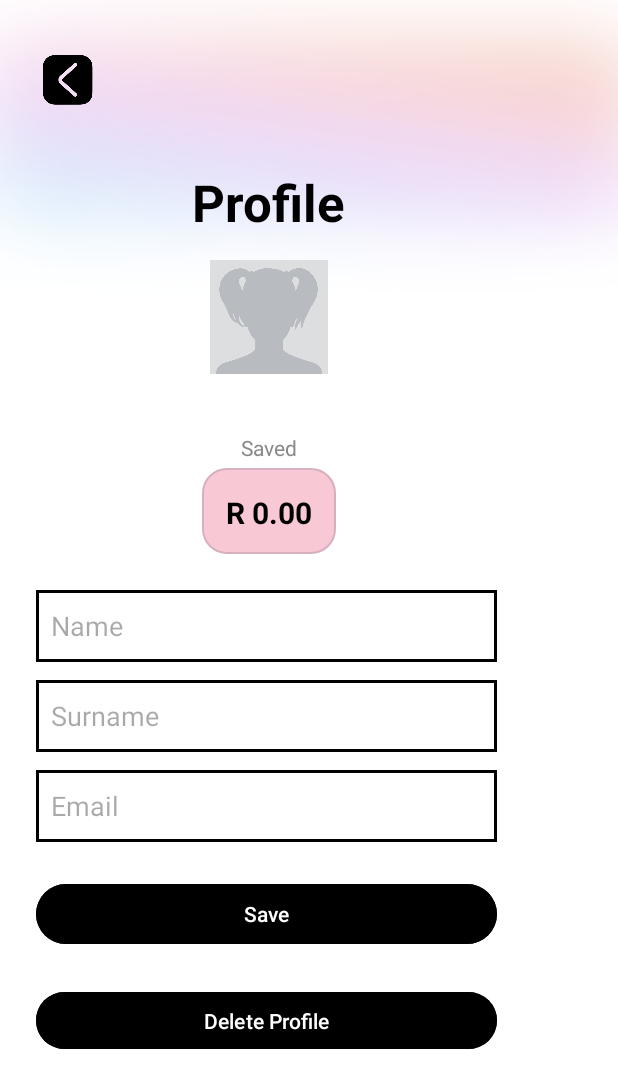
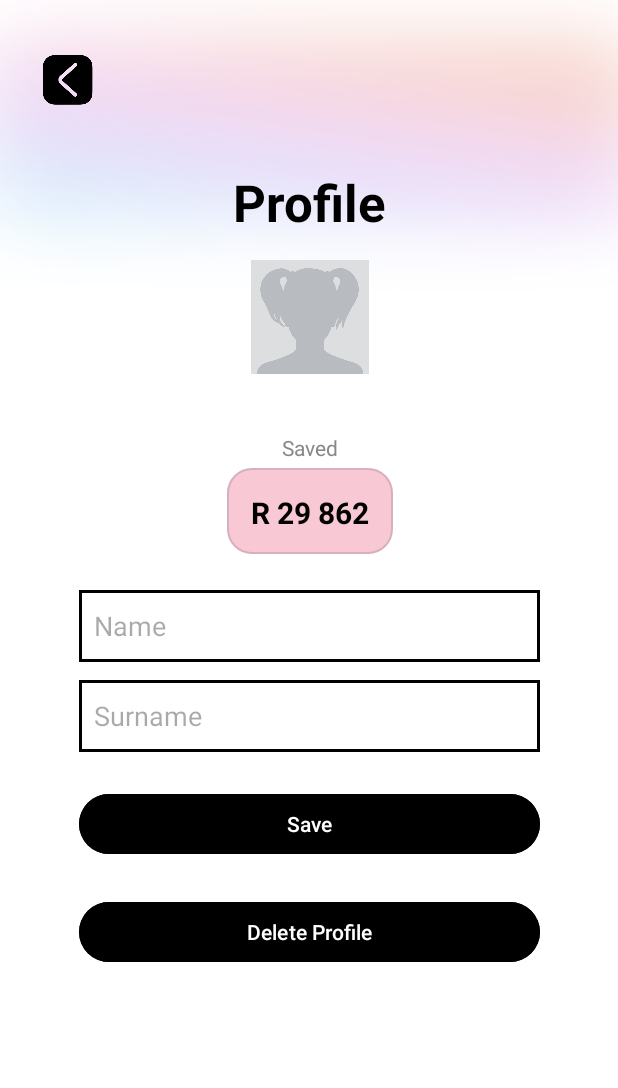
Before and after one commit to Dessyx/ST10251981_DeslynnFenyes_PROG7313_Part-3_Group-1, an Android app: the ProfileMainClass screen opened directly, with no data from a screen before it, on a phone screen of 412 x 824 dp. Shown: the top 1088 px of the screen. Run offline under Robolectric (Android 15) with nearby library versions, the light colour scheme and no system bars; our stand-ins replace Room's generated code; Roboto replaces fonts that are not available here.

Commit message:
Fixed Profile and Savings Class

```diff
--- a/app/src/main/java/com/example/prog7313_groupwork/entities/UserDAO.kt
+++ b/app/src/main/java/com/example/prog7313_groupwork/entities/UserDAO.kt
@@ -14,7 +14,7 @@
     // ------------------------------------------------------------------------------------
     // Inserts a new user or replaces an existing one
     @Insert(onConflict = OnConflictStrategy.REPLACE)
-    suspend fun insertUser(user: User)
+    suspend fun insertUser(user: User): Long
 
     // ------------------------------------------------------------------------------------
     // Retrieves the most recently created user
--- a/app/src/main/res/layout/profile_page.xml
+++ b/app/src/main/res/layout/profile_page.xml
@@ -47,7 +47,6 @@
             android:layout_width="wrap_content"
             android:layout_height="wrap_content"
             android:layout_marginTop="16dp"
-            android:layout_marginRight="27dp"
             android:fontFamily="@font/abhaya_libre"
             android:text="Profile"
             android:textColor="#000000"
@@ -62,7 +61,6 @@
             android:layout_width="92dp"
             android:layout_height="76dp"
             android:layout_marginTop="16dp"
-            android:layout_marginRight="27dp"
             android:contentDescription="Profile Image"
             android:src="@drawable/ic_profile_placeholder" />
 
@@ -74,7 +72,6 @@
             android:layout_width="wrap_content"
             android:layout_height="wrap_content"
             android:layout_marginTop="16dp"
-            android:layout_marginRight="27dp"
             android:text="Saved"
             android:textColor="#888888"
             android:textSize="14sp" />
@@ -86,7 +83,6 @@
             android:layout_width="wrap_content"
             android:layout_height="57dp"
             android:layout_marginTop="4dp"
-            android:layout_marginRight="27dp"
             android:background="@drawable/savings_background"
             android:padding="16dp"
             android:text="@string/r_29_862"
@@ -98,7 +94,7 @@
             android:id="@+id/etName"
             android:layout_width="307dp"
             android:layout_height="48dp"
-            android:layout_gravity="center_vertical"
+            android:layout_gravity="center|center_vertical"
             android:layout_marginTop="24dp"
             android:background="@drawable/edittext_border"
             android:hint="@string/name"
@@ -109,22 +105,11 @@
             android:id="@+id/etSurname"
             android:layout_width="307dp"
             android:layout_height="wrap_content"
-            android:layout_gravity="center_vertical"
+            android:layout_gravity="center|center_vertical"
             android:layout_marginTop="12dp"
             android:background="@drawable/edittext_border"
             android:hint="@string/surname"
             android:inputType="textPersonName"
-            android:minHeight="48dp" />
-
-        <EditText
-            android:id="@+id/etEmail"
-            android:layout_width="307dp"
-            android:layout_height="wrap_content"
-            android:layout_gravity="center_vertical"
-            android:layout_marginTop="12dp"
-            android:background="@drawable/edittext_border"
-            android:hint="@string/email"
-            android:inputType="textEmailAddress"
             android:minHeight="48dp" />
 
         <!-- Save Button -->
@@ -132,7 +117,7 @@
             android:id="@+id/btnSaveProfile"
             android:layout_width="307dp"
             android:layout_height="wrap_content"
-            android:layout_gravity="center_vertical"
+            android:layout_gravity="center|center_vertical"
             android:layout_marginTop="24dp"
             android:backgroundTint="@color/black"
             android:text="@string/save"
@@ -143,7 +128,7 @@
             android:id="@+id/btnDeleteProfile"
             android:layout_width="307dp"
             android:layout_height="wrap_content"
-            android:layout_gravity="center_vertical"
+            android:layout_gravity="center|center_vertical"
             android:layout_marginTop="24dp"
             android:backgroundTint="@color/black"
             android:text="@string/delete_profile"
--- a/app/src/main/res/layout/savings_page.xml
+++ b/app/src/main/res/layout/savings_page.xml
@@ -161,6 +161,7 @@
                     style="?android:attr/progressBarStyleHorizontal"
                     android:layout_width="250dp"
                     android:layout_height="24dp"
+                    android:layout_gravity="center"
                     android:layout_marginTop="8dp"
                     android:max="100"
                     android:progress="80"
```
Also changed, not shown: app/src/main/java/com/example/prog7313_groupwork/repository/ProfileMainClass.kt (+56 -70 lines), app/src/main/java/com/example/prog7313_groupwork/repository/SavingsMainClass.kt (+40 -32 lines).
